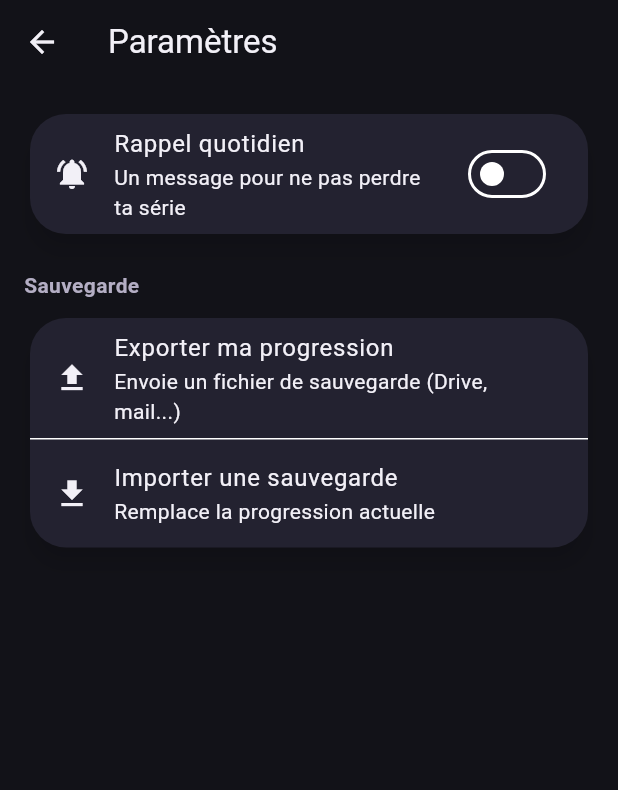
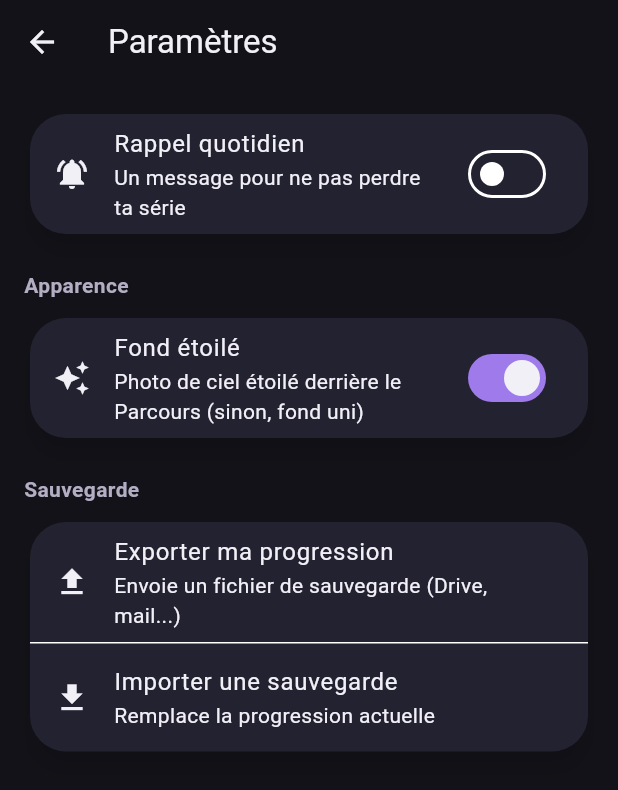
Before and after one commit to FischiSushi/Itinera, a Flutter app: the MainNavigationScreen screen opened directly, item 5 of the bottom bar chosen, after a tap on "Paramètres", on a phone screen of 412 x 824 dp. Shown: the top 790 px of the screen. Run offline on Flutter 3.47's test engine with Material 3 defaults, Android fonts, the phone set to English and light mode, and no system bars; our stand-ins replace cloud_firestore, firebase_auth, firebase_core, firebase_crashlytics, flutter_local_notifications, flutter_timezone and 4 more; missing offline and left inert: file_selector, fsrs, pdfx; accounts and stored records are empty.

Commit message:
Make the Parcours starfield background an on/off setting
The starry background was always-on; added a "Fond étoilé" toggle in
Paramètres > Apparence (Hive-backed, defaults to on so existing look
is unchanged unless explicitly turned off) that switches between the
starfield photo and a plain navy gradient.

Also fixes a real bug this surfaced: MainNavigationScreen cached its
5 tab widgets once via `late final`, and even after removing that
cache, `const AccueilScreen()` instances are canonicalized to the
literal same object, so Flutter's reconciliation skipped rebuilding
it entirely as an optimization — the Parcours tab never noticed the
setting had changed until a full app restart. Building a fresh
(non-const) AccueilScreen instance each time fixes this while still
reusing the same State (no loss of the tab's internal state).

Co-Authored-By: Claude Sonnet 5 <noreply@anthropic.com>

```diff
--- a/lib/main.dart
+++ b/lib/main.dart
@@ -319,6 +319,25 @@ const articlesBoutique = [
 const _avatarsPossedesKey = 'avatarsPossedes';
 const _avatarEquipeKey = 'avatarEquipe';
 const _gelsDeSerieKey = 'gelsDeSerie';
+
+// ============================================================
+// APPARENCE
+// ============================================================
+
+const _fondEtoileActifKey = 'fondEtoileActif';
+
+// Activé par défaut : le fond étoilé du Parcours était déjà l'état "normal"
+// avant que ce réglage n'existe, donc une valeur par défaut à true ne
+// change rien pour qui ne touche jamais ce bouton.
+bool fondEtoileActif() {
+  final box = Hive.box('vocabBox');
+  return (box.get(_fondEtoileActifKey) as bool?) ?? true;
+}
+
+void definirFondEtoileActif(bool actif) {
+  final box = Hive.box('vocabBox');
+  box.put(_fondEtoileActifKey, actif);
+}
 
 Set<String> avatarsPossedes() {
   final box = Hive.box('vocabBox');
--- a/lib/screens/accueil_screen.dart
+++ b/lib/screens/accueil_screen.dart
@@ -268,15 +268,30 @@ class _AccueilScreenState extends State<AccueilScreen> {
         .toList();
     final leconsTermineesVolume = parcours.where(leconEstCompletee).length;
     final streak = streakActuel();
+    final etoiles = fondEtoileActif();
 
     return Scaffold(
       backgroundColor: _protoFond,
       body: Stack(
         children: [
-          // La photo d'origine est très sombre (essentiellement noire, avec
-          // de petites étoiles éparses) : on éclaircit un peu le contraste
-          // pour que les étoiles restent visibles une fois le voile posé
-          // dessus, sinon l'ensemble lit comme un simple fond noir uni.
+          // Fond uni par défaut ; la photo de ciel étoilé (réglable dans
+          // Paramètres > Apparence) vient se superposer par-dessus.
+          const Positioned.fill(
+            child: DecoratedBox(
+              decoration: BoxDecoration(
+                gradient: LinearGradient(
+                  begin: Alignment.topCenter,
+                  end: Alignment.bottomCenter,
+                  colors: [_protoFond, _protoFondProfond],
+                ),
+              ),
+            ),
+          ),
+          if (etoiles) ...[
+            // La photo d'origine est très sombre (essentiellement noire,
+            // avec de petites étoiles éparses) : on éclaircit un peu le
+            // contraste pour que les étoiles restent visibles une fois le
+            // voile posé dessus, sinon l'ensemble lit comme un fond noir uni.
             Positioned.fill(
               child: ColorFiltered(
                 colorFilter: const ColorFilter.matrix([
@@ -291,8 +306,8 @@ class _AccueilScreenState extends State<AccueilScreen> {
                 ),
               ),
             ),
-          // Voile par-dessus la photo pour que le texte blanc du chemin de
-          // leçons reste lisible sans perdre le ciel étoilé.
+            // Voile par-dessus la photo pour que le texte blanc du chemin
+            // de leçons reste lisible sans perdre le ciel étoilé.
             Positioned.fill(
               child: DecoratedBox(
                 decoration: BoxDecoration(
@@ -307,6 +322,7 @@ class _AccueilScreenState extends State<AccueilScreen> {
                 ),
             ),
           ),
+          ],
           SafeArea(
               child: Column(
                 children: [
--- a/lib/screens/parametres_screen.dart
+++ b/lib/screens/parametres_screen.dart
@@ -17,6 +17,7 @@ class _ParametresScreenState extends State<ParametresScreen> {
 
   late bool _rappelActif;
   late TimeOfDay _heureRappel;
+  late bool _fondEtoileActif;
   bool _enCours = false;
 
   @override
@@ -25,6 +26,7 @@ class _ParametresScreenState extends State<ParametresScreen> {
     _rappelActif = _notifications.rappelActif();
     final heure = _notifications.heureRappel();
     _heureRappel = TimeOfDay(hour: heure.heure, minute: heure.minute);
+    _fondEtoileActif = fondEtoileActif();
   }
 
   Future<void> _basculerRappel(bool valeur) async {
@@ -68,6 +70,11 @@ class _ParametresScreenState extends State<ParametresScreen> {
     if (_rappelActif) {
       await _notifications.activerRappel(heure: choisie.hour, minute: choisie.minute);
     }
+  }
+
+  void _basculerFondEtoile(bool valeur) {
+    definirFondEtoileActif(valeur);
+    setState(() => _fondEtoileActif = valeur);
   }
 
   Future<void> _exporter() async {
@@ -173,6 +180,23 @@ class _ParametresScreenState extends State<ParametresScreen> {
               ),
               const SizedBox(height: 20),
               Text(
+                'Apparence',
+                style: TextStyle(fontWeight: FontWeight.bold, color: texteAttenue),
+              ),
+              const SizedBox(height: 8),
+              Card(
+                child: SwitchListTile(
+                  secondary: const Icon(Icons.auto_awesome),
+                  title: const Text('Fond étoilé'),
+                  subtitle: const Text(
+                    'Photo de ciel étoilé derrière le Parcours (sinon, fond uni)',
+                  ),
+                  value: _fondEtoileActif,
+                  onChanged: _basculerFondEtoile,
+                ),
+              ),
+              const SizedBox(height: 20),
+              Text(
                 'Sauvegarde',
                 style: TextStyle(fontWeight: FontWeight.bold, color: texteAttenue),
               ),
```
Also changed, not shown: lib/screens/main_navigation_screen.dart (+10 -2 lines). Lines whose indentation alone changed are shown as unchanged.
